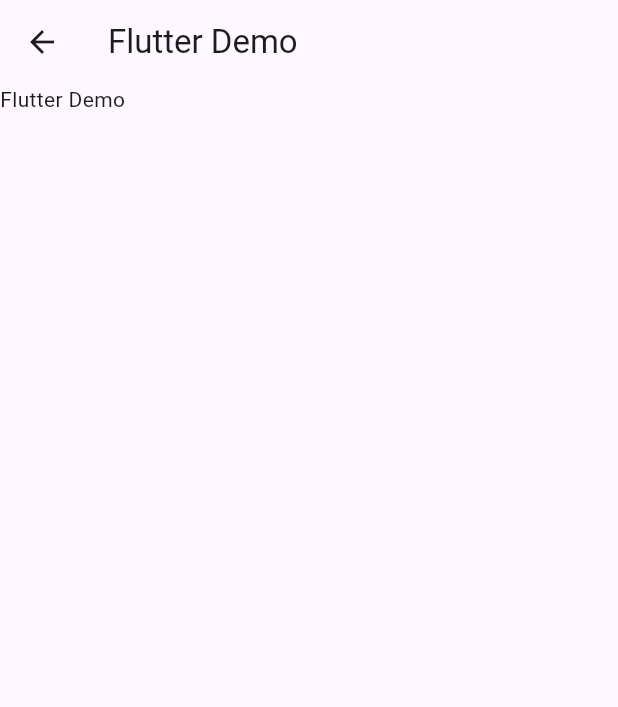
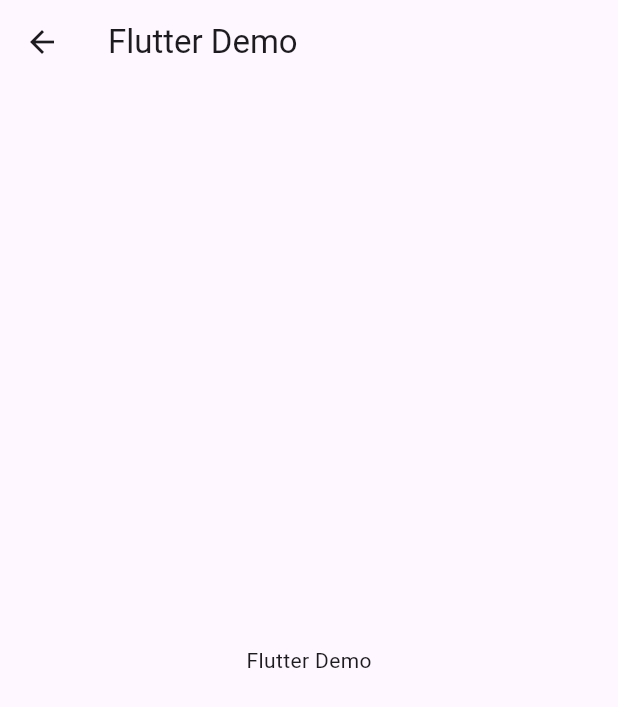
Before and after one commit to AbhishekTrada/demo_github, a Flutter app: the GameBullz screen opened directly, on a phone screen of 412 x 824 dp. Shown: the top 707 px of the screen. Run offline on Flutter 3.47's test engine with Material 3 defaults, Android fonts, the phone set to English and light mode, and no system bars.

Commit message:
gamebillz
normal changes

```diff
--- a/lib/Modules/gambullz.dart
+++ b/lib/Modules/gambullz.dart
@@ -9,7 +9,7 @@ class GameBullz extends StatelessWidget {
       appBar: AppBar(
         title: Text("Flutter Demo"),
       ),
-      body: Text("Flutter Demo"),
+      body: Center(child: Text("Flutter Demo")),
     );
   }
 }
```
